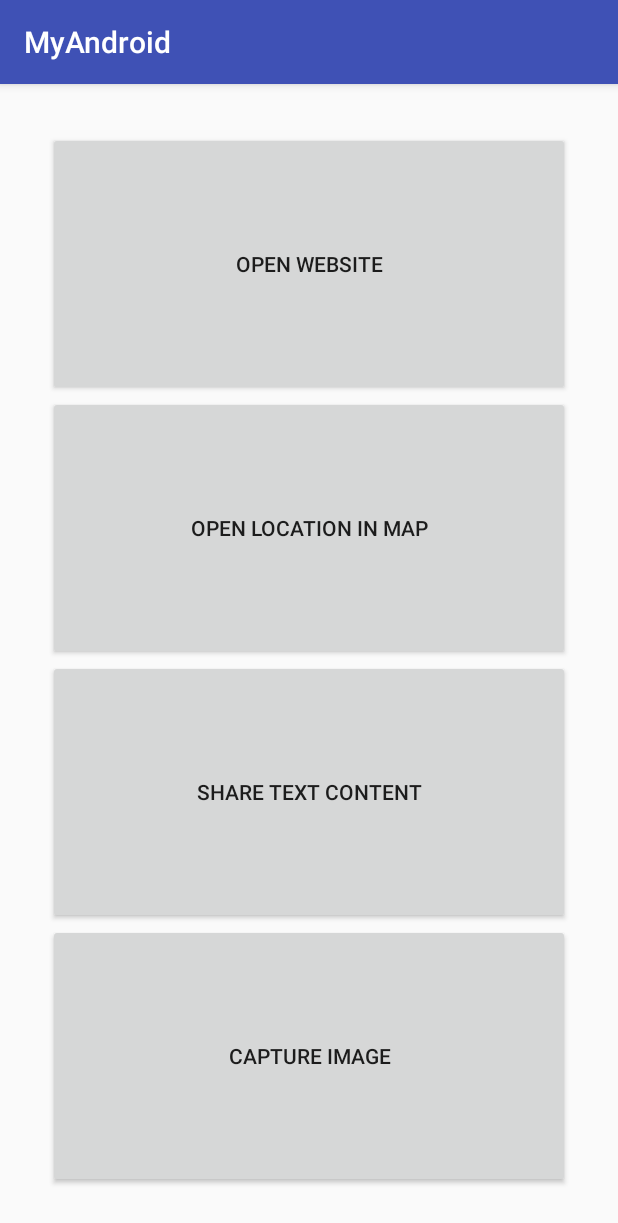
After one commit to bajwa143/practice-android, an Android app: the ImplicitIntents screen opened directly, with no data from a screen before it, on a phone screen of 412 x 824 dp. The commit adds this screen. Shown: the top 1223 px of the screen. Run offline under Robolectric (Android 15) with nearby library versions, the phone set to English and light mode, and no system bars.

Commit message:
ImplicitIntents completed. AndroidManifest modified with permission to write external storage. build.gradle previously modified for adding recyclerview dependency

```diff
--- a/app/build.gradle
+++ b/app/build.gradle
@@ -24,7 +24,10 @@ dependencies {
     androidTestCompile('com.android.support.test.espresso:espresso-core:2.2.2', {
         exclude group: 'com.android.support', module: 'support-annotations'
     })
+
     compile 'com.android.support:appcompat-v7:25.3.1'
     compile 'com.android.support.constraint:constraint-layout:1.0.0-alpha7'
+    //Need to add following dependency to include recycler view
+    compile 'com.android.support:recyclerview-v7:25.3.1'
     testCompile 'junit:junit:4.12'
 }
--- a/app/src/main/java/com/bajwa/udacity_developing_android_apps/MainActivity.java
+++ b/app/src/main/java/com/bajwa/udacity_developing_android_apps/MainActivity.java
@@ -22,7 +22,7 @@ public class MainActivity extends ListActivity {
     protected void onCreate(Bundle savedInstanceState) {
         super.onCreate(savedInstanceState);
         //setContentView(R.layout.udacity_dap_activity_main);       //No need to setContent view when we are using ListActivity
-        classes = new String[]{"GitHubRepSearch"};
+        classes = new String[]{"GitHubRepSearch", "MyRecyclerView", "ImplicitIntents"};
 
         ArrayAdapter<String> adapter = new ArrayAdapter<String>(MainActivity.this, android.R.layout.simple_list_item_1, classes);
 
@@ -45,6 +45,5 @@ public class MainActivity extends ListActivity {
             e.printStackTrace();
         }
 
-
     }
 }
--- /dev/null
+++ b/app/src/main/res/layout/udacity_dap_activity_implicit_intents.xml
@@ -0,0 +1,40 @@
+<?xml version="1.0" encoding="utf-8"?><!--
+Code copied from Lesson 04 last solution
+-->
+<LinearLayout xmlns:android="http://schemas.android.com/apk/res/android"
+    xmlns:tools="http://schemas.android.com/tools"
+    android:layout_width="match_parent"
+    android:layout_height="match_parent"
+    android:orientation="vertical"
+    android:padding="32dp"
+    tools:context=".udacity_developing_android_apps.ImplicitIntents">
+
+    <Button
+        android:layout_width="match_parent"
+        android:layout_height="0dp"
+        android:layout_weight="1"
+        android:onClick="onClickOpenWebpageButton"
+        android:text="Open Website" />
+
+    <Button
+        android:layout_width="match_parent"
+        android:layout_height="0dp"
+        android:layout_weight="1"
+        android:onClick="onClickOpenAddressButton"
+        android:text="Open Location in Map" />
+
+    <Button
+        android:layout_width="match_parent"
+        android:layout_height="0dp"
+        android:layout_weight="1"
+        android:onClick="onClickShareTextButton"
+        android:text="Share Text Content" />
+
+    <Button
+        android:layout_width="match_parent"
+        android:layout_height="0dp"
+        android:layout_weight="1"
+        android:onClick="createYourOwn"
+        android:text="Capture Image" />
+
+</LinearLayout>
```
Also changed, not shown: app/src/main/AndroidManifest.xml (+9 -1 lines), app/src/main/java/com/bajwa/udacity_developing_android_apps/ImplicitIntents.java (added, +274 -0 lines).
